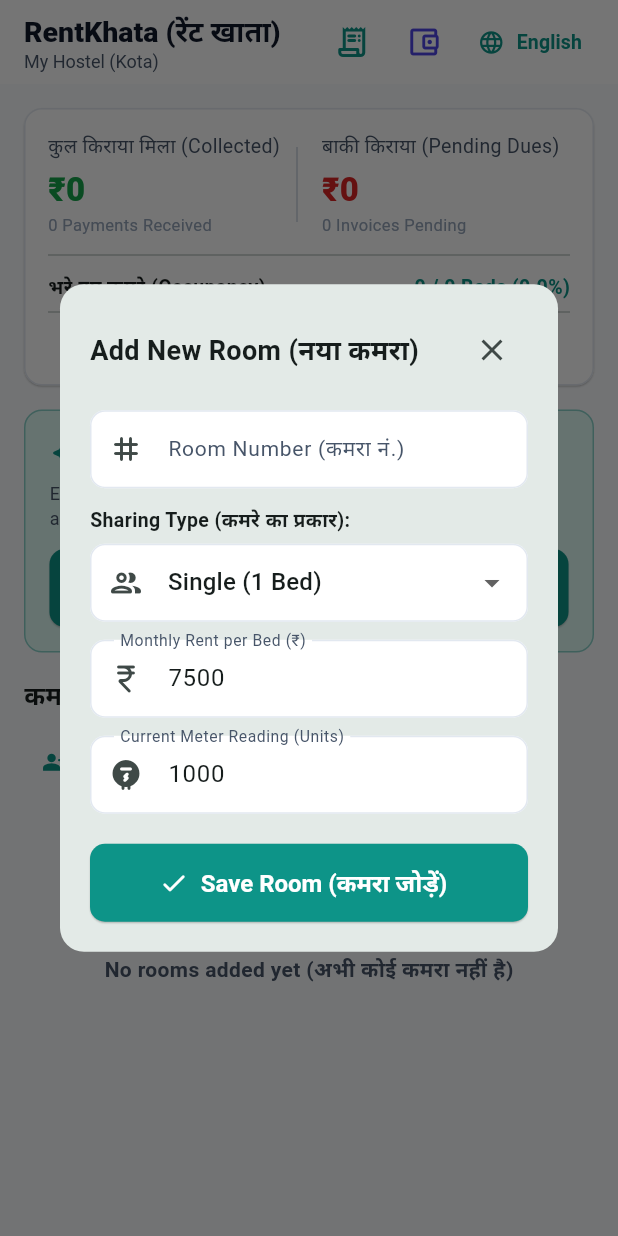
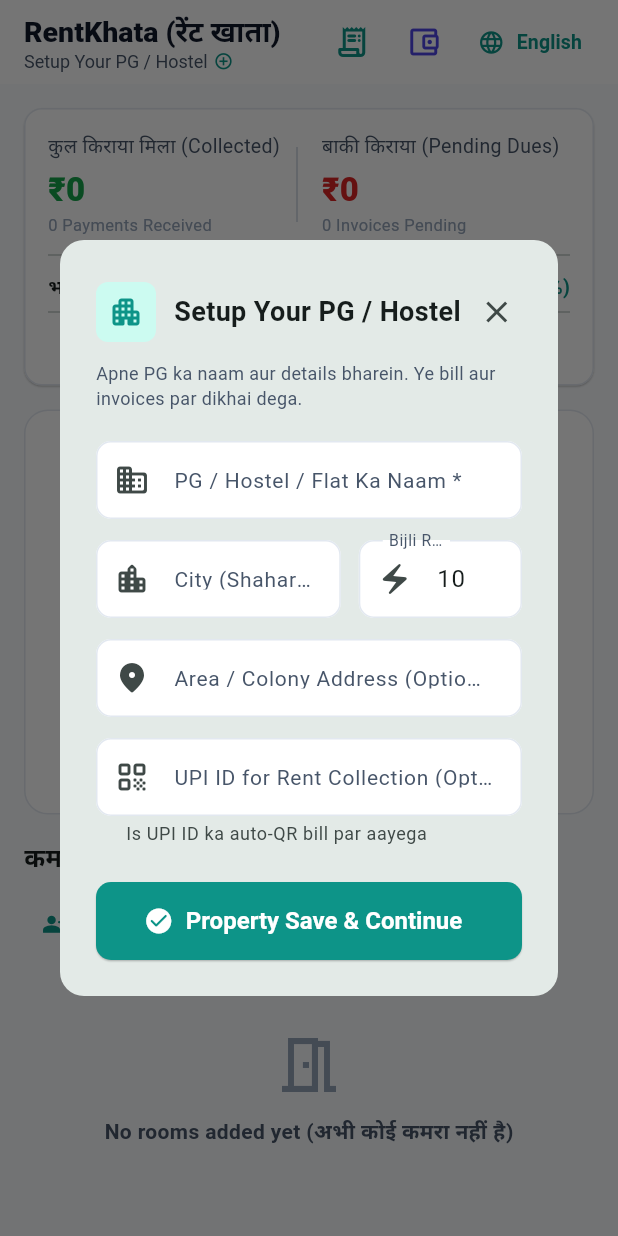
Before and after one commit to GarvZenith/Rent_Manager, a Flutter app: the screen it shows after launch, after a tap on "Add Room", on a phone screen of 412 x 824 dp. Run offline on Flutter 3.47's test engine with Material 3 defaults, Android fonts, the phone set to English and light mode, and no system bars; our stand-ins replace flutter_riverpod, image_picker, pdf, printing, qr_flutter; missing offline and left inert: google_mlkit_text_recognition.

Commit message:
fix(ci): upgrade gradle to 9.3.1 and add property setup onboarding with clean release state

```diff
--- a/lib/features/dashboard/presentation/dashboard_screen.dart
+++ b/lib/features/dashboard/presentation/dashboard_screen.dart
@@ -1,3 +1,4 @@
+import 'package:flutter/foundation.dart';
 import 'package:flutter/material.dart';
 import 'package:flutter_riverpod/flutter_riverpod.dart';
 import '../../../core/database/rent_khata_repository.dart';
@@ -16,6 +17,7 @@ import '../../room/presentation/quick_payment_dialog.dart';
 import '../../room/presentation/widgets/room_card.dart';
 import '../../tenant/presentation/add_tenant_dialog.dart';
 import '../../tenant/presentation/tenant_profile_dialog.dart';
+import '../../property/presentation/property_setup_dialog.dart';
 
 class DashboardScreen extends ConsumerWidget {
   const DashboardScreen({super.key});
@@ -158,12 +160,32 @@ class DashboardScreen extends ConsumerWidget {
               ref.tr('appName'),
               style: const TextStyle(fontWeight: FontWeight.w800, fontSize: 19),
             ),
+            InkWell(
+              onTap: () {
+                showDialog(
+                  context: context,
+                  builder: (ctx) => PropertySetupDialog(existingProperty: property),
+                );
+              },
+              borderRadius: BorderRadius.circular(4),
+              child: Row(
+                mainAxisSize: MainAxisSize.min,
+                children: [
                   Text(
                     property != null ? '${property.name} (${property.city})' : 'Setup Your PG / Hostel',
                     style: const TextStyle(
                       fontSize: 12,
                       color: AppColors.textSecondary,
                       fontWeight: FontWeight.normal,
+                    ),
+                  ),
+                  const SizedBox(width: 4),
+                  Icon(
+                    property != null ? Icons.edit_outlined : Icons.add_circle_outline,
+                    size: 13,
+                    color: AppColors.primary,
+                  ),
+                ],
               ),
             ),
           ],
@@ -339,8 +361,9 @@ class DashboardScreen extends ConsumerWidget {
             ),
             const SizedBox(height: 16),
 
-            // Demo Shortcut Button (If database is empty)
+            // Empty State (Fresh clean onboarding for Release APK vs Sample Demo for Debug)
             if (rooms.isEmpty) ...[
+              if (kDebugMode) ...[
                 Container(
                   padding: const EdgeInsets.all(16),
                   decoration: BoxDecoration(
@@ -376,6 +399,60 @@ class DashboardScreen extends ConsumerWidget {
                   ),
                 ),
                 const SizedBox(height: 16),
+              ] else ...[
+                Container(
+                  width: double.infinity,
+                  padding: const EdgeInsets.all(24),
+                  decoration: BoxDecoration(
+                    color: Colors.white,
+                    borderRadius: BorderRadius.circular(16),
+                    border: Border.all(color: AppColors.border),
+                  ),
+                  child: Column(
+                    children: [
+                      Container(
+                        padding: const EdgeInsets.all(16),
+                        decoration: const BoxDecoration(
+                          color: AppColors.primaryLight,
+                          shape: BoxShape.circle,
+                        ),
+                        child: const Icon(Icons.apartment_rounded, color: AppColors.primary, size: 36),
+                      ),
+                      const SizedBox(height: 14),
+                      const Text(
+                        'RentKhata mein aapka swaagat hai! 🏠',
+                        style: TextStyle(fontSize: 17, fontWeight: FontWeight.bold),
+                        textAlign: TextAlign.center,
+                      ),
+                      const SizedBox(height: 6),
+                      const Text(
+                        'Apne PG / Hostel ka pehla Room add karein aur kirayedaar ki digital entry shuru karein.',
+                        style: TextStyle(fontSize: 13, color: AppColors.textSecondary),
+                        textAlign: TextAlign.center,
+                      ),
+                      const SizedBox(height: 18),
+                      AppButton(
+                        label: property == null ? '🏠 Pehla PG / Property Setup Karein' : '+ Pehla Room Add Karein',
+                        icon: property == null ? Icons.apartment_rounded : Icons.add_home_rounded,
+                        onPressed: () {
+                          if (property == null) {
+                            showDialog(
+                              context: context,
+                              builder: (ctx) => const PropertySetupDialog(),
+                            );
+                          } else {
+                            showDialog(
+                              context: context,
+                              builder: (ctx) => AddRoomDialog(propertyId: property.id),
+                            );
+                          }
+                        },
+                      ),
+                    ],
+                  ),
+                ),
+                const SizedBox(height: 16),
+              ],
             ],
 
             // Section Header: Rooms List & Actions (Add Room + Onboard Tenant)
@@ -394,6 +471,15 @@ class DashboardScreen extends ConsumerWidget {
                   children: [
                     TextButton.icon(
                       onPressed: () {
+                        if (rooms.isEmpty) {
+                          ScaffoldMessenger.of(context).showSnackBar(
+                            const SnackBar(
+                              content: Text('Pehle ek room add karein, fir kirayedaar onboard karein.'),
+                              backgroundColor: AppColors.primary,
+                            ),
+                          );
+                          return;
+                        }
                         showDialog(
                           context: context,
                           builder: (ctx) => const AddTenantDialog(),
@@ -404,19 +490,17 @@ class DashboardScreen extends ConsumerWidget {
                     ),
                     ElevatedButton.icon(
                       onPressed: () {
-                        final propId = property?.id ??
-                            repoNotifier.addProperty(
-                              name: 'My Hostel',
-                              address: 'Main Road',
-                              city: 'Kota',
-                              stateName: 'Rajasthan',
-                              pincode: '324005',
-                            ).id;
-
+                        if (property == null) {
                           showDialog(
                             context: context,
-                          builder: (ctx) => AddRoomDialog(propertyId: propId),
+                            builder: (ctx) => const PropertySetupDialog(),
                           );
+                        } else {
+                          showDialog(
+                            context: context,
+                            builder: (ctx) => AddRoomDialog(propertyId: property.id),
+                          );
+                        }
                       },
                       icon: const Icon(Icons.add, size: 16),
                       label: const Text('Add Room', style: TextStyle(fontWeight: FontWeight.bold, fontSize: 13)),
--- /dev/null
+++ b/lib/features/property/presentation/property_setup_dialog.dart
@@ -0,0 +1,244 @@
+import 'package:flutter/material.dart';
+import 'package:flutter_riverpod/flutter_riverpod.dart';
+import '../../../../core/database/rent_khata_repository.dart';
+import '../../../../core/theme/app_colors.dart';
+import '../../../../core/widgets/app_button.dart';
+import '../models/property_model.dart';
+
+/// Modal dialog for setting up or updating PG / Hostel Property details
+class PropertySetupDialog extends ConsumerStatefulWidget {
+  final PropertyModel? existingProperty;
+
+  const PropertySetupDialog({super.key, this.existingProperty});
+
+  @override
+  ConsumerState<PropertySetupDialog> createState() => _PropertySetupDialogState();
+}
+
+class _PropertySetupDialogState extends ConsumerState<PropertySetupDialog> {
+  final _formKey = GlobalKey<FormState>();
+  late final TextEditingController _nameController;
+  late final TextEditingController _cityController;
+  late final TextEditingController _addressController;
+  late final TextEditingController _rateController;
+  late final TextEditingController _upiController;
+
+  @override
+  void initState() {
+    super.initState();
+    final p = widget.existingProperty;
+    _nameController = TextEditingController(text: p?.name ?? '');
+    _cityController = TextEditingController(text: p?.city ?? '');
+    _addressController = TextEditingController(text: p?.address ?? '');
+    _rateController = TextEditingController(
+      text: p != null ? p.defaultElectricityRate.toStringAsFixed(0) : '10',
+    );
+    _upiController = TextEditingController(text: p?.upiVpa ?? '');
+  }
+
+  @override
+  void dispose() {
+    _nameController.dispose();
+    _cityController.dispose();
+    _addressController.dispose();
+    _rateController.dispose();
+    _upiController.dispose();
+    super.dispose();
+  }
+
+  void _submit() {
+    if (!_formKey.currentState!.validate()) return;
+
+    final name = _nameController.text.trim();
+    final city = _cityController.text.trim();
+    final address = _addressController.text.trim().isEmpty ? 'Main Road' : _addressController.text.trim();
+    final rate = double.tryParse(_rateController.text.trim()) ?? 10.0;
+    final upi = _upiController.text.trim().isEmpty ? null : _upiController.text.trim();
+
+    final repoNotifier = ref.read(rentKhataRepositoryProvider.notifier);
+
+    if (widget.existingProperty != null) {
+      repoNotifier.updateProperty(
+        propertyId: widget.existingProperty!.id,
+        name: name,
+        address: address,
+        city: city,
+        stateName: widget.existingProperty!.state.isEmpty ? 'India' : widget.existingProperty!.state,
+        pincode: widget.existingProperty!.pincode.isEmpty ? '000000' : widget.existingProperty!.pincode,
+        defaultElectricityRate: rate,
+        upiVpa: upi,
+        upiAccountName: name,
+      );
+    } else {
+      repoNotifier.addProperty(
+        name: name,
+        address: address,
+        city: city,
+        stateName: 'India',
+        pincode: '000000',
+        defaultElectricityRate: rate,
+        upiVpa: upi,
+        upiAccountName: name,
+      );
+    }
+
+    Navigator.of(context).pop(true);
+    ScaffoldMessenger.of(context).showSnackBar(
+      SnackBar(
+        content: Text(
+          widget.existingProperty != null
+              ? 'Property details updated!'
+              : '🎉 $name setup ho gaya! Ab rooms add karein.',
+        ),
+        backgroundColor: AppColors.statusPaid,
+      ),
+    );
+  }
+
+  @override
+  Widget build(BuildContext context) {
+    final isEditing = widget.existingProperty != null;
+
+    return Dialog(
+      shape: RoundedRectangleBorder(borderRadius: BorderRadius.circular(16)),
+      child: ConstrainedBox(
+        constraints: const BoxConstraints(maxWidth: 480),
+        child: SingleChildScrollView(
+          padding: const EdgeInsets.all(24),
+          child: Form(
+            key: _formKey,
+            child: Column(
+              mainAxisSize: MainAxisSize.min,
+              crossAxisAlignment: CrossAxisAlignment.stretch,
+              children: [
+                Row(
+                  mainAxisAlignment: MainAxisAlignment.spaceBetween,
+                  children: [
+                    Row(
+                      children: [
+                        Container(
+                          padding: const EdgeInsets.all(8),
+                          decoration: BoxDecoration(
+                            color: AppColors.primaryLight,
+                            borderRadius: BorderRadius.circular(8),
+                          ),
+                          child: const Icon(Icons.apartment_rounded, color: AppColors.primary, size: 24),
+                        ),
+                        const SizedBox(width: 12),
+                        Text(
+                          isEditing ? 'Edit PG / Property' : 'Setup Your PG / Hostel',
+                          style: const TextStyle(fontSize: 18, fontWeight: FontWeight.bold),
+                        ),
+                      ],
+                    ),
+                    IconButton(
+                      icon: const Icon(Icons.close),
+                      onPressed: () => Navigator.of(context).pop(),
+                    ),
+                  ],
+                ),
+                const SizedBox(height: 8),
+                Text(
+                  isEditing
+                      ? 'Apne PG / Hostel ki information update karein.'
+                      : 'Apne PG ka naam aur details bharein. Ye bill aur invoices par dikhai dega.',
+                  style: const TextStyle(fontSize: 12, color: AppColors.textSecondary),
+                ),
+                const SizedBox(height: 20),
+
+                // Property Name
+                TextFormField(
+                  controller: _nameController,
+                  decoration: const InputDecoration(
+                    labelText: 'PG / Hostel / Flat Ka Naam *',
+                    hintText: 'e.g. Krishna Residency, Sharma Niwas',
+                    prefixIcon: Icon(Icons.business_rounded),
+                    border: OutlineInputBorder(),
+                  ),
+                  validator: (val) {
+                    if (val == null || val.trim().isEmpty) {
+                      return 'Kripya apne PG ka naam dalein';
+                    }
+                    return null;
+                  },
+                ),
+                const SizedBox(height: 14),
+
+                // City & Electricity Rate in Row
+                Row(
+                  children: [
+                    Expanded(
+                      flex: 3,
+                      child: TextFormField(
+                        controller: _cityController,
+                        decoration: const InputDecoration(
+                          labelText: 'City (Shahar) *',
+                          hintText: 'e.g. Kota, Delhi, Pune',
+                          prefixIcon: Icon(Icons.location_city_rounded),
+                          border: OutlineInputBorder(),
+                        ),
+                        validator: (val) {
+                          if (val == null || val.trim().isEmpty) {
+                            return 'City dalein';
+                          }
+                          return null;
+                        },
+                      ),
+                    ),
+                    const SizedBox(width: 12),
+                    Expanded(
+                      flex: 2,
+                      child: TextFormField(
+                        controller: _rateController,
+                        keyboardType: TextInputType.number,
+                        decoration: const InputDecoration(
+                          labelText: 'Bijli Rate (₹/unit)',
+                          hintText: '10',
+                          prefixIcon: Icon(Icons.electric_bolt_rounded),
+                          border: OutlineInputBorder(),
+                        ),
+                      ),
+                    ),
+                  ],
+                ),
+                const SizedBox(height: 14),
+
+                // Address
+                TextFormField(
+                  controller: _addressController,
+                  decoration: const InputDecoration(
+                    labelText: 'Area / Colony Address (Optional)',
+                    hintText: 'e.g. Landmark City, Kunhari',
+                    prefixIcon: Icon(Icons.place_rounded),
+                    border: OutlineInputBorder(),
+                  ),
+                ),
+                const SizedBox(height: 14),
+
+                // UPI VPA for direct rent collection
+                TextFormField(
+                  controller: _upiController,
+                  decoration: const InputDecoration(
+                    labelText: 'UPI ID for Rent Collection (Optional)',
+                    hintText: 'e.g. yourname@oksbi / paytm',
+                    prefixIcon: Icon(Icons.qr_code_rounded),
+                    helperText: 'Is UPI ID ka auto-QR bill par aayega',
+                    border: OutlineInputBorder(),
+                  ),
+                ),
+                const SizedBox(height: 24),
+
+                // Save Button
+                AppButton(
+                  label: isEditing ? 'Save Changes' : 'Property Save & Continue',
+                  icon: Icons.check_circle_rounded,
+                  onPressed: _submit,
+                ),
+              ],
+            ),
+          ),
+        ),
+      ),
+    );
+  }
+}
```
Also changed, not shown: lib/core/database/rent_khata_repository.dart (+34 -0 lines), 2 other files. Lines whose indentation alone changed are shown as unchanged.
